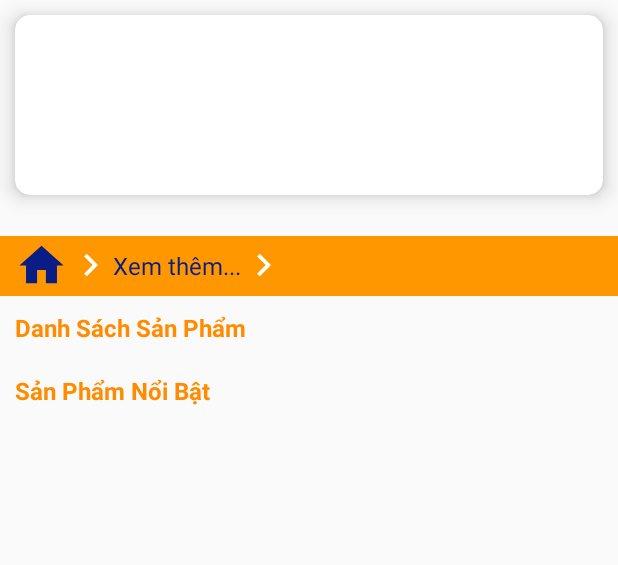
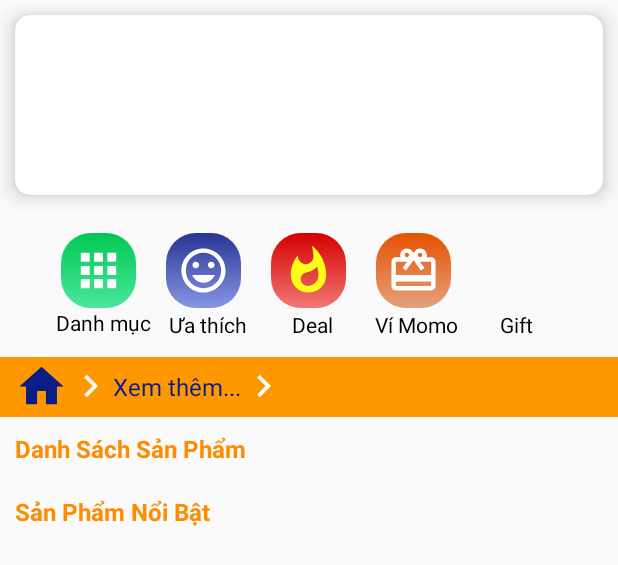
Before and after one commit to cotham1412/Android_Number_17, an Android app: the layout fragment_home.xml on its own in the app's theme, with its tools: preview values and no code run, on a phone screen of 412 x 824 dp. Shown: the top 565 px of the screen. Run offline under Robolectric (Android 15) with nearby library versions, the phone set to English and light mode, and no system bars.

Commit message:
add mian

```diff
--- a/Android_Number_17/app/src/main/res/layout/fragment_home.xml
+++ b/Android_Number_17/app/src/main/res/layout/fragment_home.xml
@@ -34,14 +34,96 @@
             android:layout_marginTop="15dp"
             android:orientation="horizontal">
 
+            <ImageButton
+                android:id="@+id/home_danhmuc"
+                android:layout_width="50dp"
+                android:layout_height="50dp"
+                android:layout_marginStart="15dp"
+                android:background="@drawable/home_danhmuc"
+                android:src="@drawable/ic_apps_black_35dp" />
+
+            <ImageButton
+                android:id="@+id/home_btn_uathich"
+                android:layout_width="50dp"
+                android:layout_height="50dp"
+                android:layout_marginStart="20dp"
+                android:background="@drawable/home_uathich"
+                android:src="@drawable/ic_insert_emoticon_black_24dp"  />
+            <ImageButton
+                android:id="@+id/home_btn_deal"
+                android:layout_width="50dp"
+                android:layout_height="50dp"
+                android:layout_marginStart="20dp"
+                android:background="@drawable/home_deal"
+                android:src="@drawable/ic_whatshot_black_24dp" />
 
 
 
+            <ImageButton
+                android:id="@+id/home_btn_food"
+                android:layout_width="50dp"
+                android:layout_height="50dp"
+                android:layout_marginStart="20dp"
+                android:background="@drawable/home_food"
+                android:src="@drawable/ic_baseline_card_giftcard_24" />
 
 
         </LinearLayout>
 
+        <LinearLayout
+            android:layout_width="match_parent"
+            android:layout_height="wrap_content"
+            android:layout_below="@id/home_btn"
+            android:layout_marginBottom="10dp"
+            android:layout_marginLeft="27dp"
+            android:orientation="horizontal">
 
+            <TextView
+                android:layout_width="wrap_content"
+                android:layout_height="wrap_content"
+                android:layout_marginStart="10dp"
+                android:background="?android:attr/selectableItemBackground"
+                android:text="Danh mục"
+                android:textColor="@color/colorBlack" />
+
+            <TextView
+                android:layout_width="wrap_content"
+                android:layout_height="wrap_content"
+                android:layout_marginStart="12dp"
+                android:layout_marginTop="1dp"
+                android:background="?android:attr/selectableItemBackground"
+                android:text="Ưa thích"
+                android:textColor="@color/colorBlack" />
+
+            <TextView
+                android:layout_width="wrap_content"
+                android:layout_height="wrap_content"
+                android:layout_marginStart="30dp"
+                android:layout_marginTop="1dp"
+                android:background="?android:attr/selectableItemBackground"
+                android:text="Deal"
+                android:textColor="@color/colorBlack" />
+
+            <TextView
+                android:layout_width="wrap_content"
+                android:layout_height="wrap_content"
+                android:layout_marginStart="28dp"
+                android:layout_marginTop="1dp"
+                android:background="?android:attr/selectableItemBackground"
+                android:text="Ví Momo"
+
+                android:textColor="@color/colorBlack" />
+
+            <TextView
+                android:layout_width="wrap_content"
+                android:layout_height="wrap_content"
+                android:layout_marginStart="28dp"
+                android:layout_marginTop="1dp"
+                android:background="?android:attr/selectableItemBackground"
+                android:text="Gift"
+                android:textColor="@color/colorBlack" />
+
+        </LinearLayout>
         <Button
             android:layout_width="match_parent"
             android:layout_height="2dp"/>
```
